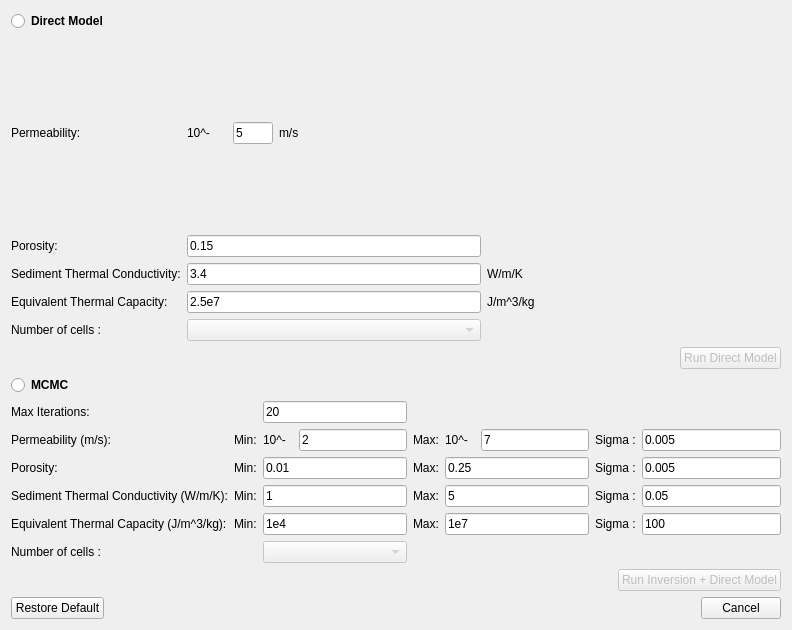
First picture: the form in molonaviz/dialogcompute.ui, repository SandraClodion/projet_molonaviz, before the edit.
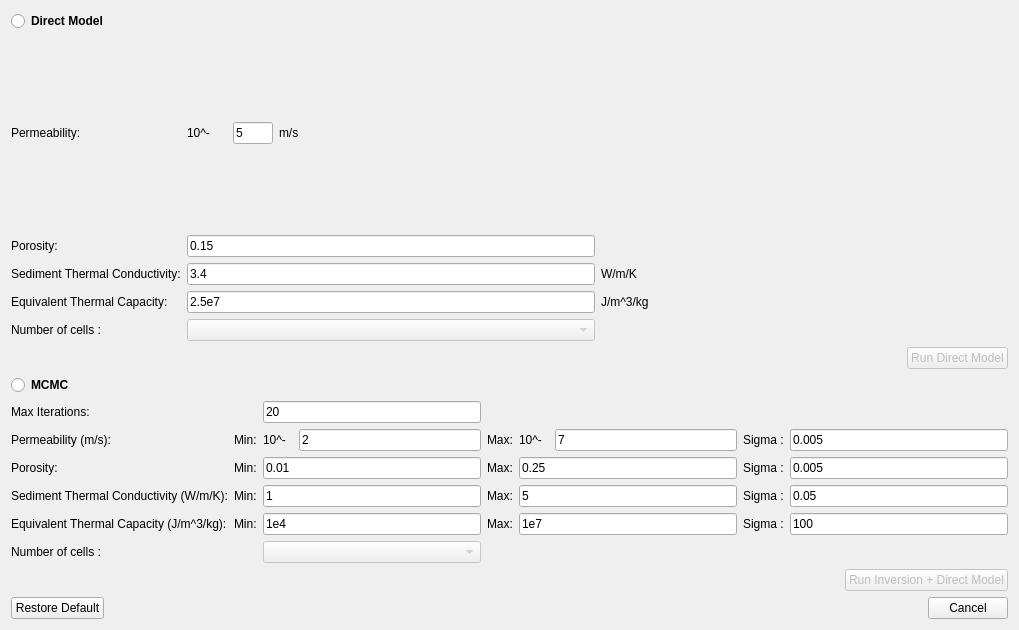
Second picture: the form after the edit.

Commit message: résolution problème cancel dialogcompute

```diff
--- a/molonaviz/dialogcompute.ui
+++ b/molonaviz/dialogcompute.ui
@@ -6,7 +6,7 @@
    <rect>
     <x>0</x>
     <y>0</y>
-    <width>792</width>
+    <width>1019</width>
     <height>630</height>
    </rect>
   </property>
@@ -701,9 +701,9 @@
       </spacer>
      </item>
      <item>
-      <widget class="QPushButton" name="pushButtonCancel">
-       <property name="text">
-        <string>Cancel</string>
+      <widget class="QDialogButtonBox" name="buttonBox">
+       <property name="standardButtons">
+        <set>QDialogButtonBox::Cancel</set>
        </property>
       </widget>
      </item>
```
Left out of the diff: 51 changed lines with no effect on the pictures. The commit also changes 3 other files.
